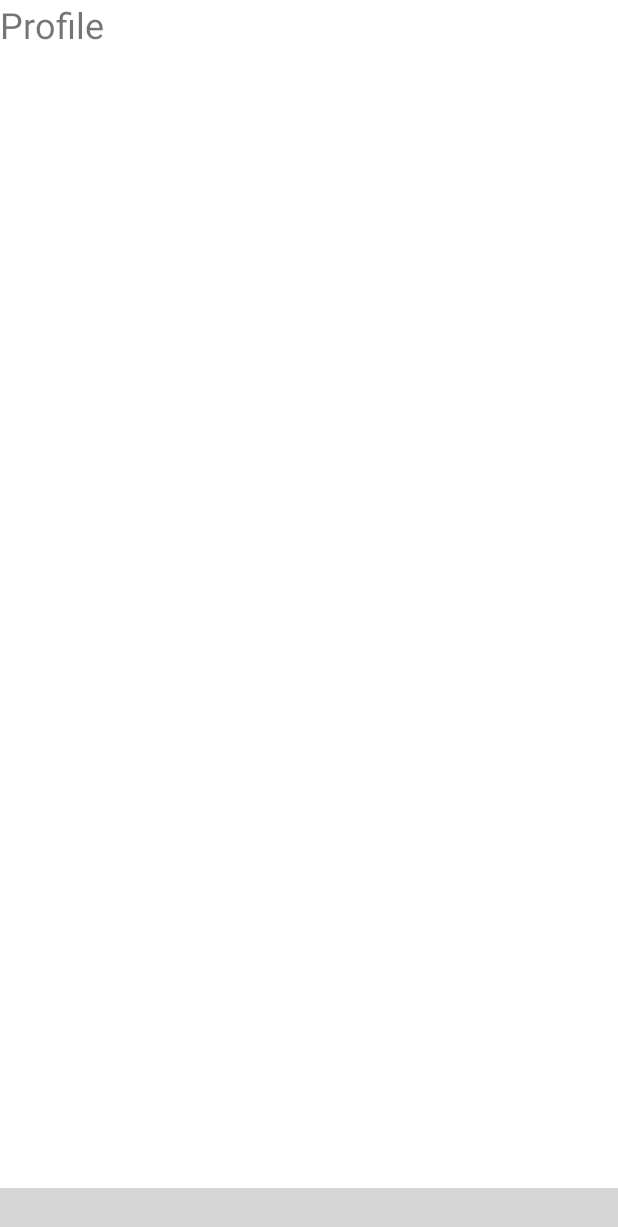
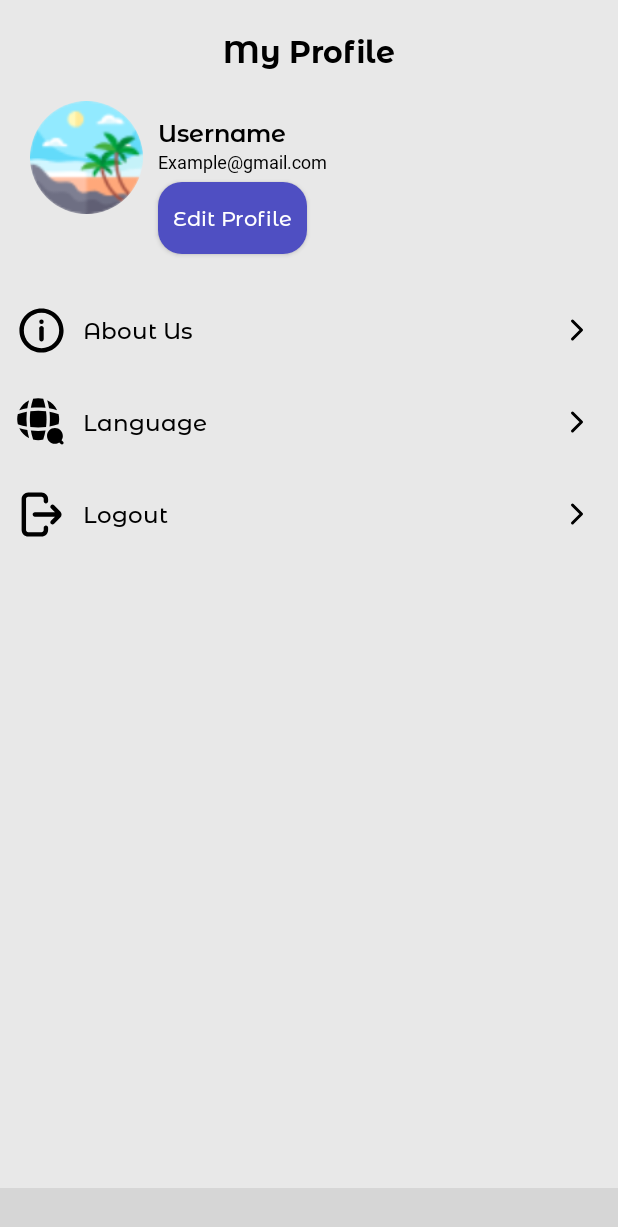
Before and after one commit to Tourify-Capstone-Project/Tourify, an Android app: the ProfileFragment screen opened through its navigation route, on a phone screen of 412 x 824 dp. Shown: the top 1227 px of the screen. Run offline under Robolectric (Android 15) with nearby library versions, the phone set to English and light mode, and no system bars; our stand-ins replace CircleImageView; libraries missing offline, so code that uses them is left out: nl.joery.animatedbottombar; plain views replace AnimatedBottomBar; 2 statements that could not run were skipped; grey boxes are pictures that could not be loaded.

Commit message:
add profile

```diff
--- /dev/null
+++ b/app/src/main/java/com/capstone/project/tourify/ui/adapter/SettingAdapter.kt
@@ -0,0 +1,32 @@
+package com.capstone.project.tourify.ui.adapter
+
+import android.view.LayoutInflater
+import android.view.View
+import android.view.ViewGroup
+import android.widget.ImageView
+import android.widget.TextView
+import androidx.recyclerview.widget.RecyclerView
+import com.capstone.project.tourify.R
+
+class SettingAdapter(private val data: List<SettingItem>) : RecyclerView.Adapter<SettingAdapter.ViewHolder>() {
+
+    class ViewHolder(view: View) : RecyclerView.ViewHolder(view) {
+        val textViewTitle: TextView = view.findViewById(R.id.tvSetting)
+        val imageTitle: ImageView = view.findViewById(R.id.iconSetting)
+    }
+
+    override fun onCreateViewHolder(parent: ViewGroup, viewType: Int): ViewHolder {
+        val view = LayoutInflater.from(parent.context).inflate(R.layout.item_profile, parent, false)
+        return ViewHolder(view)
+    }
+
+    override fun onBindViewHolder(holder: ViewHolder, position: Int) {
+        val item = data[position]
+        holder.textViewTitle.text = item.title
+        holder.imageTitle.setImageResource(item.imageResId)
+    }
+
+    override fun getItemCount(): Int = data.size
+}
+
+data class SettingItem(val title: String, val imageResId: Int)
--- a/app/src/main/java/com/capstone/project/tourify/ui/view/profile/ProfileFragment.kt
+++ b/app/src/main/java/com/capstone/project/tourify/ui/view/profile/ProfileFragment.kt
@@ -5,7 +5,15 @@ import androidx.fragment.app.Fragment
 import android.view.LayoutInflater
 import android.view.View
 import android.view.ViewGroup
+import androidx.recyclerview.widget.LinearLayoutManager
 import com.capstone.project.tourify.R
+import com.capstone.project.tourify.databinding.FragmentHomePageBinding
+import com.capstone.project.tourify.databinding.FragmentProfileBinding
+import com.capstone.project.tourify.ui.adapter.ArticleAdapter
+import com.capstone.project.tourify.ui.adapter.CategoryAdapter
+import com.capstone.project.tourify.ui.adapter.CategoryItem
+import com.capstone.project.tourify.ui.adapter.SettingAdapter
+import com.capstone.project.tourify.ui.adapter.SettingItem
 
 // TODO: Rename parameter arguments, choose names that match
 // the fragment initialization parameters, e.g. ARG_ITEM_NUMBER
@@ -30,12 +38,27 @@ class ProfileFragment : Fragment() {
         }
     }
 
+    private var _binding: FragmentProfileBinding? = null
+    private val binding get() = _binding!!
+
+    private lateinit var settingAdapter: SettingAdapter
     override fun onCreateView(
         inflater: LayoutInflater, container: ViewGroup?,
         savedInstanceState: Bundle?
     ): View? {
-        // Inflate the layout for this fragment
-        return inflater.inflate(R.layout.fragment_profile, container, false)
+        _binding = FragmentProfileBinding.inflate(inflater, container, false)
+        val view = binding.root
+
+        val settingItems = listOf(
+            SettingItem("About Us", R.drawable.info_light),
+            SettingItem("Language", R.drawable.global_search),
+            SettingItem("Logout", R.drawable.logout_light),
+        )
+
+        settingAdapter = SettingAdapter(settingItems)
+        binding.rvSetting.adapter = settingAdapter
+        binding.rvSetting.layoutManager = LinearLayoutManager(context)
+        return view
     }
 
     companion object {
--- /dev/null
+++ b/app/src/main/res/drawable/button_background.xml
@@ -0,0 +1,10 @@
+<?xml version="1.0" encoding="utf-8"?>
+<shape xmlns:android="http://schemas.android.com/apk/res/android">
+    <solid android:color="@color/Blue_purple" />
+    <corners android:radius="16dp" />
+    <padding
+        android:left="10dp"
+        android:top="10dp"
+        android:right="10dp"
+        android:bottom="10dp" />
+</shape>
--- /dev/null
+++ b/app/src/main/res/drawable/global_search.xml
@@ -0,0 +1,33 @@
+<vector xmlns:android="http://schemas.android.com/apk/res/android"
+    android:width="35dp"
+    android:height="35dp"
+    android:viewportWidth="35"
+    android:viewportHeight="35">
+  <path
+      android:pathData="M31.777,30.275L30.727,29.225C31.267,28.408 31.588,27.417 31.588,26.367C31.588,23.479 29.254,21.146 26.367,21.146C23.479,21.146 21.146,23.479 21.146,26.367C21.146,29.254 23.479,31.587 26.367,31.587C27.431,31.587 28.409,31.267 29.225,30.727L30.275,31.777C30.479,31.981 30.756,32.083 31.019,32.083C31.296,32.083 31.559,31.981 31.763,31.777C32.186,31.354 32.186,30.683 31.777,30.275Z"
+      android:fillColor="#292D32"/>
+  <path
+      android:pathData="M2.96,21.335C2.96,21.379 2.931,21.438 2.931,21.481C4.273,24.165 6.46,26.367 9.144,27.694C9.187,27.694 9.246,27.665 9.289,27.665C8.794,25.973 8.414,24.237 8.137,22.502C6.387,22.21 4.652,21.831 2.96,21.335Z"
+      android:fillColor="#292D32"/>
+  <path
+      android:pathData="M27.811,9.377C26.44,6.504 24.121,4.185 21.263,2.829C21.788,4.565 22.225,6.344 22.517,8.123C24.296,8.415 26.075,8.837 27.811,9.377Z"
+      android:fillColor="#292D32"/>
+  <path
+      android:pathData="M2.814,9.377C4.564,8.852 6.344,8.415 8.123,8.123C8.414,6.387 8.779,4.667 9.275,2.975C9.231,2.975 9.173,2.946 9.129,2.946C6.387,4.302 4.156,6.592 2.814,9.377Z"
+      android:fillColor="#292D32"/>
+  <path
+      android:pathData="M20.154,7.817C19.804,5.921 19.367,4.025 18.74,2.187C18.71,2.085 18.71,1.998 18.696,1.881C17.617,1.619 16.479,1.458 15.312,1.458C14.131,1.458 13.008,1.619 11.915,1.896C11.9,1.998 11.915,2.085 11.885,2.202C11.273,4.04 10.821,5.921 10.471,7.817C13.694,7.467 16.931,7.467 20.154,7.817Z"
+      android:fillColor="#292D32"/>
+  <path
+      android:pathData="M7.817,10.471C5.906,10.821 4.04,11.273 2.188,11.885C2.086,11.915 1.998,11.915 1.896,11.929C1.619,13.008 1.459,14.146 1.459,15.313C1.459,16.494 1.619,17.617 1.896,18.71C1.998,18.725 2.086,18.71 2.202,18.74C4.04,19.352 5.921,19.804 7.831,20.154C7.467,16.931 7.467,13.694 7.817,10.471Z"
+      android:fillColor="#292D32"/>
+  <path
+      android:pathData="M28.729,11.929C28.627,11.929 28.54,11.915 28.423,11.885C26.586,11.273 24.69,10.821 22.794,10.471C23.159,13.694 23.159,16.931 22.794,20.14C24.69,19.79 26.586,19.352 28.423,18.725C28.525,18.696 28.613,18.71 28.729,18.696C28.992,17.602 29.167,16.479 29.167,15.298C29.167,14.146 29.006,13.023 28.729,11.929Z"
+      android:fillColor="#292D32"/>
+  <path
+      android:pathData="M10.471,22.808C10.821,24.719 11.258,26.6 11.885,28.438C11.915,28.54 11.9,28.627 11.915,28.744C13.008,29.006 14.131,29.167 15.312,29.167C16.479,29.167 17.617,29.006 18.696,28.729C18.71,28.627 18.71,28.54 18.74,28.423C19.352,26.585 19.804,24.704 20.154,22.794C18.55,22.969 16.931,23.1 15.312,23.1C13.694,23.1 12.075,22.983 10.471,22.808Z"
+      android:fillColor="#292D32"/>
+  <path
+      android:pathData="M10.135,10.135C9.698,13.577 9.698,17.048 10.135,20.504C13.577,20.942 17.048,20.942 20.504,20.504C20.941,17.063 20.941,13.592 20.504,10.135C17.048,9.698 13.577,9.698 10.135,10.135Z"
+      android:fillColor="#292D32"/>
+</vector>
--- /dev/null
+++ b/app/src/main/res/drawable/info_light.xml
@@ -0,0 +1,17 @@
+<vector xmlns:android="http://schemas.android.com/apk/res/android"
+    android:width="35dp"
+    android:height="35dp"
+    android:viewportWidth="35"
+    android:viewportHeight="35">
+  <path
+      android:pathData="M17.5,29.167C23.943,29.167 29.167,23.943 29.167,17.5C29.167,11.057 23.943,5.833 17.5,5.833C11.057,5.833 5.833,11.057 5.833,17.5C5.833,23.943 11.057,29.167 17.5,29.167ZM17.5,32.083C25.554,32.083 32.083,25.554 32.083,17.5C32.083,9.446 25.554,2.917 17.5,2.917C9.446,2.917 2.917,9.446 2.917,17.5C2.917,25.554 9.446,32.083 17.5,32.083Z"
+      android:fillColor="#35383F"
+      android:fillType="evenOdd"/>
+  <path
+      android:pathData="M17.5,14.583C18.305,14.583 18.958,15.236 18.958,16.042V23.335C18.958,24.14 18.305,24.793 17.5,24.793C16.694,24.793 16.042,24.14 16.042,23.335V16.042C16.042,15.236 16.694,14.583 17.5,14.583Z"
+      android:fillColor="#35383F"
+      android:fillType="evenOdd"/>
+  <path
+      android:pathData="M16.041,11.667a1.458,1.458 0,1 0,2.917 0a1.458,1.458 0,1 0,-2.917 0z"
+      android:fillColor="#35383F"/>
+</vector>
--- /dev/null
+++ b/app/src/main/res/drawable/logout_light.xml
@@ -0,0 +1,13 @@
+<vector xmlns:android="http://schemas.android.com/apk/res/android"
+    android:width="35dp"
+    android:height="35dp"
+    android:viewportWidth="35"
+    android:viewportHeight="35">
+  <path
+      android:pathData="M25.823,11.365C25.253,10.795 24.33,10.795 23.76,11.365C23.191,11.934 23.191,12.858 23.76,13.427L26.375,16.042H13.125C12.319,16.042 11.667,16.695 11.667,17.5C11.667,18.305 12.319,18.958 13.125,18.958H26.375L23.76,21.573C23.191,22.142 23.191,23.066 23.76,23.635C24.33,24.205 25.253,24.205 25.823,23.635L29.896,19.562C31.035,18.423 31.035,16.577 29.896,15.438L25.823,11.365Z"
+      android:fillColor="#35383F"/>
+  <path
+      android:pathData="M4.375,7.292C4.375,4.875 6.334,2.917 8.75,2.917H17.5C19.916,2.917 21.875,4.875 21.875,7.292V8.75C21.875,9.555 21.222,10.208 20.417,10.208C19.611,10.208 18.958,9.555 18.958,8.75V7.292C18.958,6.486 18.305,5.833 17.5,5.833H8.75C7.945,5.833 7.292,6.486 7.292,7.292V27.708C7.292,28.514 7.945,29.167 8.75,29.167H17.5C18.305,29.167 18.958,28.514 18.958,27.708V26.25C18.958,25.445 19.611,24.792 20.417,24.792C21.222,24.792 21.875,25.445 21.875,26.25V27.708C21.875,30.125 19.916,32.083 17.5,32.083H8.75C6.334,32.083 4.375,30.125 4.375,27.708V7.292Z"
+      android:fillColor="#35383F"
+      android:fillType="evenOdd"/>
+</vector>
--- /dev/null
+++ b/app/src/main/res/drawable/right.xml
@@ -0,0 +1,13 @@
+<vector xmlns:android="http://schemas.android.com/apk/res/android"
+    android:width="24dp"
+    android:height="24dp"
+    android:viewportWidth="24"
+    android:viewportHeight="24">
+  <path
+      android:pathData="M9,18L15,12L9,6"
+      android:strokeLineJoin="round"
+      android:strokeWidth="2"
+      android:fillColor="#00000000"
+      android:strokeColor="#25282B"
+      android:strokeLineCap="round"/>
+</vector>
--- a/app/src/main/res/layout/fragment_profile.xml
+++ b/app/src/main/res/layout/fragment_profile.xml
@@ -1,14 +1,81 @@
 <?xml version="1.0" encoding="utf-8"?>
 <FrameLayout xmlns:android="http://schemas.android.com/apk/res/android"
+    xmlns:app="http://schemas.android.com/apk/res-auto"
     xmlns:tools="http://schemas.android.com/tools"
     android:layout_width="match_parent"
     android:layout_height="match_parent"
+    android:background="?attr/colorPrimary"
     tools:context=".ui.view.profile.ProfileFragment">
 
-    <TextView
-        android:layout_width="wrap_content"
-        android:layout_height="wrap_content"
-        android:text="Profile"
-        android:textSize="24sp" />
+    <androidx.constraintlayout.widget.ConstraintLayout
+        android:layout_width="match_parent"
+        android:layout_height="match_parent">
+
+        <TextView
+            android:id="@+id/titleFragment"
+            style="@style/TextTitle.AppBar"
+            android:layout_width="match_parent"
+            android:layout_height="wrap_content"
+            android:layout_marginTop="20dp"
+            android:text="My Profile"
+            android:textAlignment="center"
+            app:layout_constraintEnd_toEndOf="parent"
+            app:layout_constraintStart_toStartOf="parent"
+            app:layout_constraintTop_toTopOf="parent" />
+
+        <de.hdodenhof.circleimageview.CircleImageView
+            android:id="@+id/imageProfile"
+            android:layout_width="75dp"
+            android:layout_height="75dp"
+            android:layout_margin="20dp"
+            android:src="@drawable/bahari"
+            app:layout_constraintStart_toStartOf="parent"
+            app:layout_constraintTop_toBottomOf="@+id/titleFragment" />
+
+        <TextView
+            android:id="@+id/tvUsername"
+            style="@style/TextTitle"
+            android:layout_width="0dp"
+            android:layout_height="wrap_content"
+            android:layout_margin="10dp"
+            android:text="Username"
+            app:layout_constraintEnd_toEndOf="parent"
+            app:layout_constraintStart_toEndOf="@+id/imageProfile"
+            app:layout_constraintTop_toTopOf="@+id/imageProfile" />
+
+        <TextView
+            android:id="@+id/tvEmail"
+            style="@style/TextTitle.Description"
+            android:layout_width="0dp"
+            android:layout_height="wrap_content"
+            android:layout_marginHorizontal="10dp"
+            android:text="Example@gmail.com"
+            app:layout_constraintEnd_toEndOf="parent"
+            app:layout_constraintStart_toEndOf="@+id/imageProfile"
+            app:layout_constraintTop_toBottomOf="@+id/tvUsername" />
+
+        <androidx.appcompat.widget.AppCompatButton
+            android:id="@+id/buttonEdit"
+            android:layout_width="wrap_content"
+            android:layout_height="wrap_content"
+            android:layout_marginHorizontal="10dp"
+            android:layout_marginTop="5dp"
+            android:background="@drawable/button_background"
+            android:fontFamily="@font/montserratalternates_medium"
+            android:text="Edit Profile"
+            android:textAllCaps="false"
+            android:textColor="@color/white"
+            android:textSize="14sp"
+            app:layout_constraintStart_toEndOf="@+id/imageProfile"
+            app:layout_constraintTop_toBottomOf="@+id/tvEmail" />
+
+        <androidx.recyclerview.widget.RecyclerView
+            android:id="@+id/rvSetting"
+            android:layout_width="match_parent"
+            android:layout_height="wrap_content"
+            android:layout_marginTop="20dp"
+            app:layout_constraintStart_toStartOf="parent"
+            app:layout_constraintTop_toBottomOf="@+id/buttonEdit" />
+    </androidx.constraintlayout.widget.ConstraintLayout>
 
 </FrameLayout>
--- /dev/null
+++ b/app/src/main/res/layout/item_profile.xml
@@ -0,0 +1,41 @@
+<?xml version="1.0" encoding="utf-8"?>
+<androidx.constraintlayout.widget.ConstraintLayout xmlns:android="http://schemas.android.com/apk/res/android"
+    xmlns:app="http://schemas.android.com/apk/res-auto"
+    android:layout_width="match_parent"
+    android:layout_height="wrap_content"
+    android:layout_margin="10dp"
+    android:background="?attr/colorPrimary">
+
+    <ImageView
+        style="@style/icon"
+        android:id="@+id/iconSetting"
+        android:layout_width="wrap_content"
+        android:layout_height="wrap_content"
+        android:src="@drawable/info_light"
+        app:layout_constraintBottom_toBottomOf="parent"
+        app:layout_constraintStart_toStartOf="parent"
+        app:layout_constraintTop_toTopOf="parent" />
+
+    <TextView
+        android:id="@+id/tvSetting"
+        style="@style/TextTitle.Rating"
+        android:layout_width="wrap_content"
+        android:layout_height="wrap_content"
+        android:layout_margin="10dp"
+        android:text="Info Aplikasi"
+        app:layout_constraintBottom_toBottomOf="parent"
+        app:layout_constraintStart_toEndOf="@+id/iconSetting"
+        app:layout_constraintTop_toTopOf="parent" />
+
+    <ImageView
+        style="@style/icon"
+        android:layout_width="wrap_content"
+        android:layout_height="wrap_content"
+        android:layout_margin="5dp"
+        android:src="@drawable/right"
+        app:layout_constraintBottom_toBottomOf="parent"
+        app:layout_constraintEnd_toEndOf="parent"
+        app:layout_constraintTop_toTopOf="parent" />
+
+
+</androidx.constraintlayout.widget.ConstraintLayout>
```
